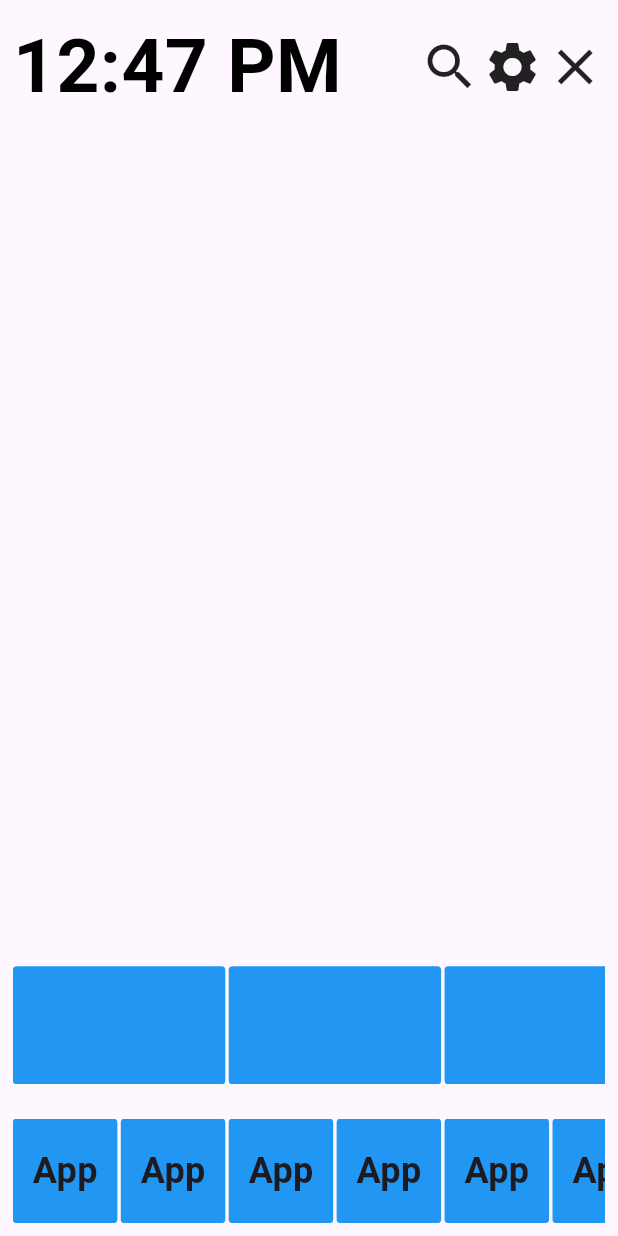
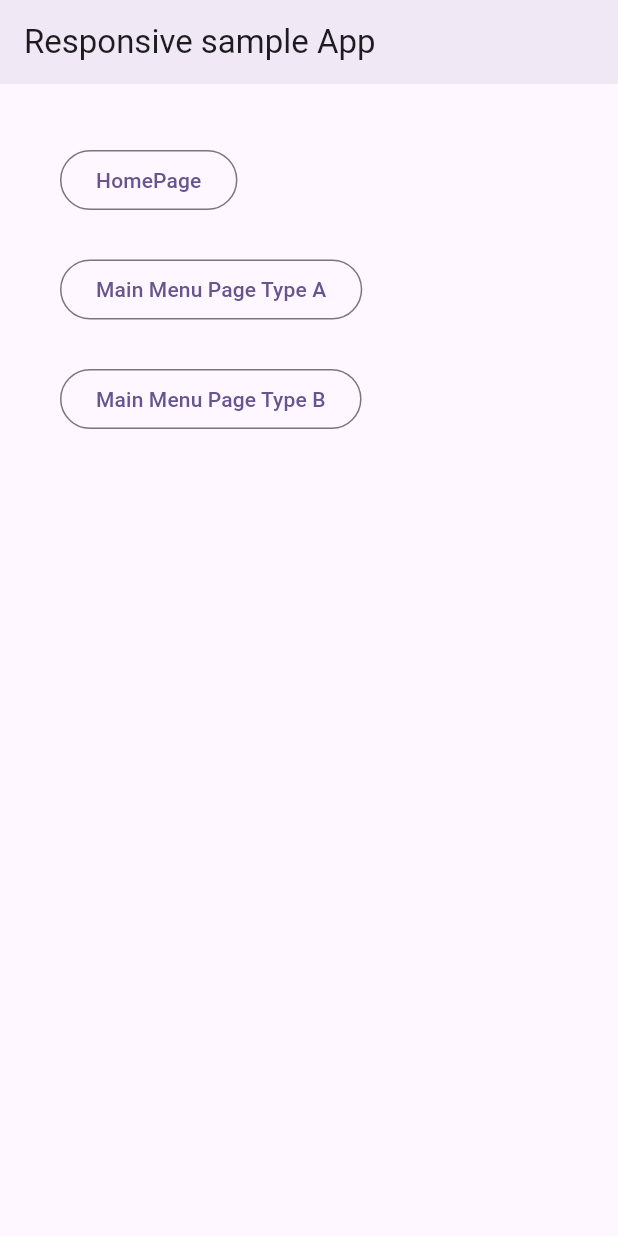
Before and after one commit to duc2pham/Home-responsive-Sample, a Flutter app: the screen it shows after launch, on a phone screen of 412 x 824 dp. Run offline on Flutter 3.47's test engine with Material 3 defaults, Android fonts, the phone set to English and light mode, and no system bars; our stand-ins replace flutter_screenutil.

Commit message:
add main menu type grid

```diff
--- /dev/null
+++ b/lib/constant.dart
@@ -0,0 +1 @@
+const double baseRatio = 16 / 9;
--- a/lib/main.dart
+++ b/lib/main.dart
@@ -1,7 +1,9 @@
 import 'package:flutter/gestures.dart';
 import 'package:flutter/material.dart';
 import 'package:flutter_screenutil/flutter_screenutil.dart';
+import 'package:home_responsive_sample/scenario/main_menu_page_type_b.dart';
 
+import 'scenario/home_page.dart';
 import 'scenario/main_menu_page.dart';
 
 void main() {
@@ -31,8 +33,48 @@ class MyApp extends StatelessWidget {
             PointerDeviceKind.unknown
           },
         ),
-        home: const MainMenuPage(),
+        home: const LandingPage(),
       ),
     );
   }
 }
+
+class LandingPage extends StatelessWidget {
+  const LandingPage({super.key});
+
+  @override
+  Widget build(BuildContext context) {
+    return Scaffold(
+      appBar: AppBar(title: Text('Responsive sample App'),
+      elevation: 4,),
+      body: Padding(
+        padding: const EdgeInsets.all(40.0),
+        child: Wrap(spacing: 25,
+            direction: Axis.vertical,
+            children: [
+          OutlinedButton(
+            onPressed: () {
+              Navigator.of(context)
+                  .push(MaterialPageRoute(builder: (_) => HomePage()));
+            },
+            child: Text('HomePage'),
+          ),
+          OutlinedButton(
+            onPressed: () {
+              Navigator.of(context)
+                  .push(MaterialPageRoute(builder: (_) => MainMenuPage()));
+            },
+            child: Text('Main Menu Page Type A'),
+          ),
+          OutlinedButton(
+            onPressed: () {
+              Navigator.of(context)
+                  .push(MaterialPageRoute(builder: (_) => MainMenuPageTypeB()));
+            },
+            child: Text('Main Menu Page Type B'),
+          )
+        ]),
+      ),
+    );
+  }
+}
--- a/lib/scenario/main_menu_page.dart
+++ b/lib/scenario/main_menu_page.dart
@@ -1,8 +1,8 @@
 import 'package:flutter/material.dart';
 import 'package:flutter_screenutil/flutter_screenutil.dart';
-import 'package:home_reponsive_sample/widgets/responsive/screen_extension.dart';
+import 'package:home_responsive_sample/widgets/responsive/screen_extension.dart';
 
-import '../widgets/responsive/reponsive_horizontal_list.dart';
+import '../widgets/responsive/responsive_horizontal_list.dart';
 
 class MainMenuPage extends StatelessWidget {
   const MainMenuPage({super.key});
--- a/lib/widgets/responsive/reponsive_horizontal_list.dart
+++ b/lib/widgets/responsive/responsive_horizontal_list.dart
@@ -1,8 +1,8 @@
 import 'package:flutter/material.dart';
 import 'package:flutter_screenutil/flutter_screenutil.dart';
-import 'package:home_reponsive_sample/widgets/responsive/screen_extension.dart';
+import 'package:home_responsive_sample/widgets/responsive/screen_extension.dart';
 
-const double baseRatio = 16 / 9;
+import '../../constant.dart';
 
 class ResponsiveHorizontalList extends StatelessWidget {
   const ResponsiveHorizontalList({
@@ -32,8 +32,9 @@ class ResponsiveHorizontalList extends StatelessWidget {
         double itemHeight = baseHeight / scalingFactor;
         double itemMargin = baseItemMargin / scalingFactor;
 
-        debugPrint(
-            'scaling Factor: $scalingFactor');
+        debugPrint('screen size: ${context.screenWidth}, ${context.screenHeight}');
+        debugPrint('scaling Factor: $scalingFactor');
+        debugPrint('item size: ${itemWidth}, $itemHeight');
 
         return SizedBox(
           height: itemHeight,
--- a/pubspec.yaml
+++ b/pubspec.yaml
@@ -1,4 +1,4 @@
-name: home_reponsive_sample
+name: home_responsive_sample
 description: A new Flutter project.
 # The following line prevents the package from being accidentally published to
 # pub.dev using `flutter pub publish`. This is preferred for private packages.
```
Also changed, not shown: lib/scenario/main_menu_page_type_b.dart (added, +80 -0 lines), lib/widgets/responsive/responsive_grid_view.dart (added, +61 -0 lines), 1 other file.
